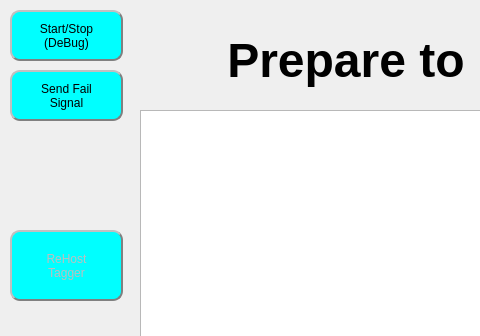
Above: HostGameWindow.ui from rmick/Combobulator before the change; both pictures show x 0 to 480 and y 0 to 336 of the 1024 by 500 pixel window. Below: the same form after it.
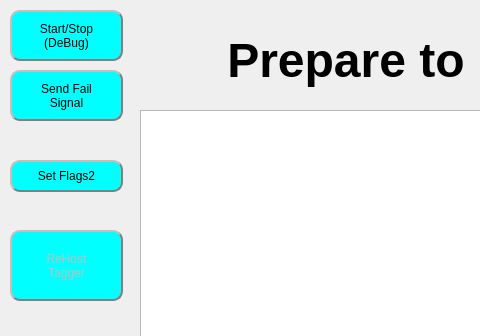
That is the form after the change.

Commit message:
Fixed crash when closing HostGameWindow when SerialUSBcomms is transmitting.
Fixed bug in setting NumberOfTeams flag.

Patch:
```diff
--- a/HostGameWindow.ui
+++ b/HostGameWindow.ui
@@ -712,6 +712,19 @@
 Signal</string>
    </property>
   </widget>
+  <widget class="QPushButton" name="btn_SetFlags2">
+   <property name="geometry">
+    <rect>
+     <x>10</x>
+     <y>160</y>
+     <width>113</width>
+     <height>32</height>
+    </rect>
+   </property>
+   <property name="text">
+    <string>Set Flags2</string>
+   </property>
+  </widget>
  </widget>
  <resources/>
  <connections/>
```
The commit also changes 20 other files.
